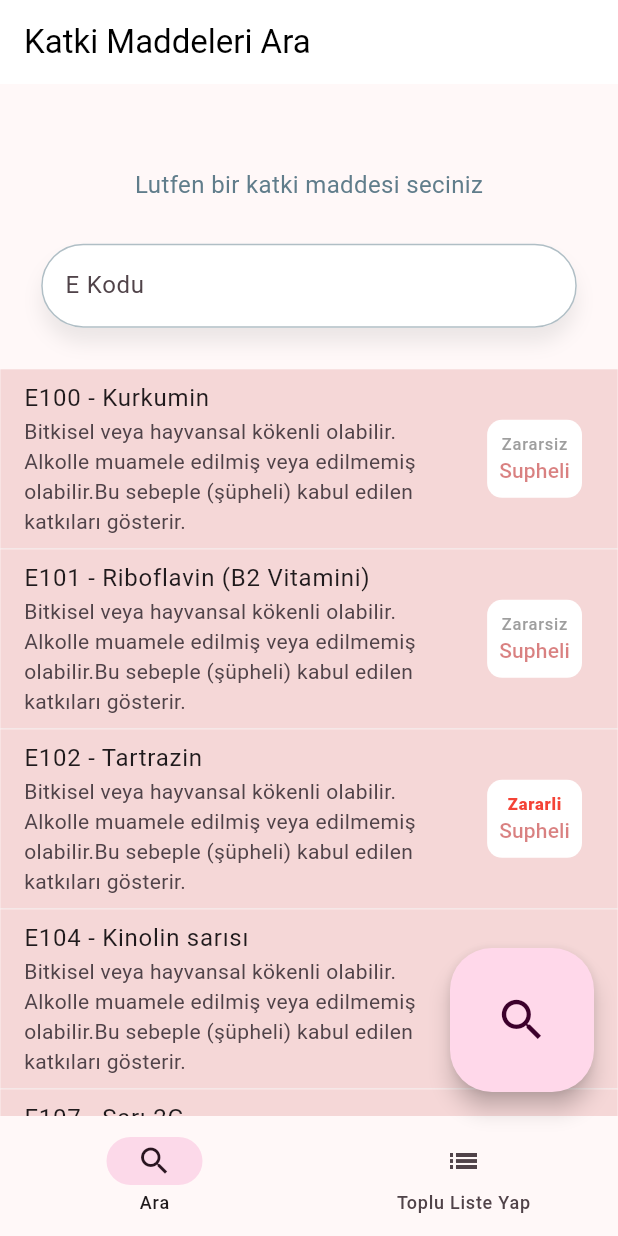
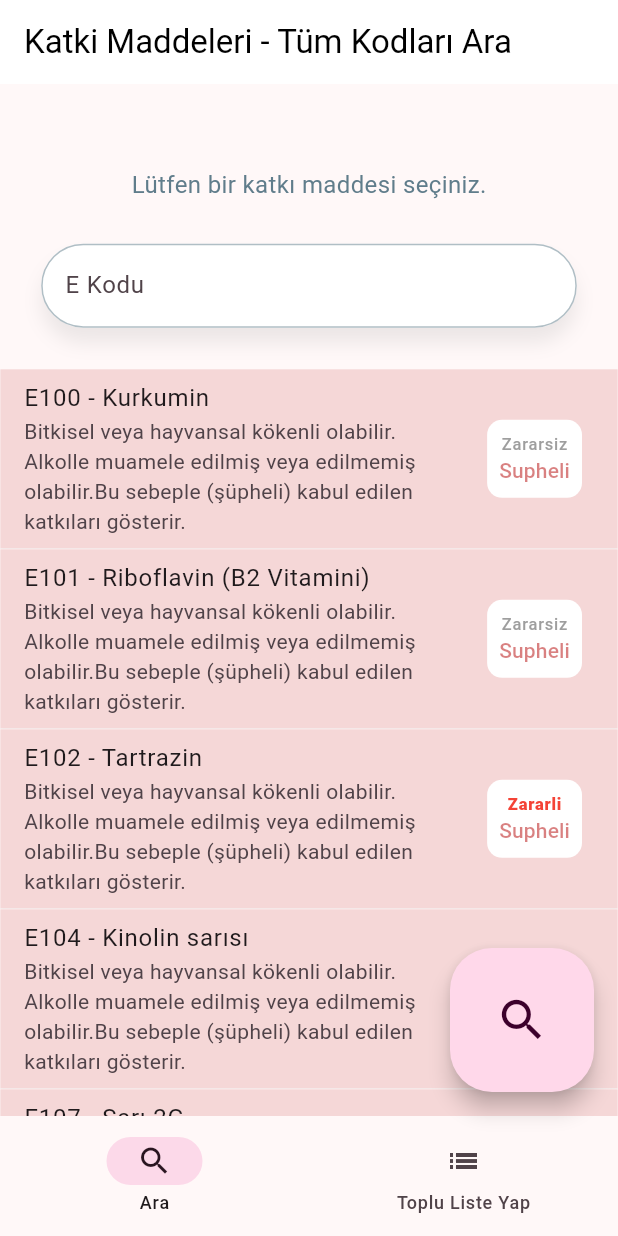
Before and after one commit to koltukutsu/Additives-Mobile-App, a Flutter app: the screen it shows after launch, on a phone screen of 412 x 824 dp. Run offline on Flutter 3.47's test engine with Material 2 defaults, Android fonts, the light colour scheme and no system bars; our stand-ins replace cloud_firestore, firebase_auth, searchfield, sizer; missing offline and left inert: wallet; accounts and stored records are empty; generated files the repository leaves out were written again.

Commit message:
Update: the app is translated to turkish characters

```diff
--- a/lib/presentation/screen/main/sub_screens/group_additives.dart
+++ b/lib/presentation/screen/main/sub_screens/group_additives.dart
@@ -40,7 +40,7 @@ class _GroupAdditivesScreenState extends State<GroupAdditiviesScreen> {
         elevation: 0,
         backgroundColor: Colors.white,
         title: const Text(
-          'Katki Maddeleri Toplu Liste Yap',
+          'Katkı Maddeleri - Toplu Liste Yap',
           style: TextStyle(
             color: Colors.black,
           ),
@@ -60,7 +60,7 @@ class _GroupAdditivesScreenState extends State<GroupAdditiviesScreen> {
               Padding(
                 padding: EdgeInsets.all(20.0.sp),
                 child: const Text(
-                  'Topluca Katki Maddelerine bakmak icin \nlutfen bir katki maddesi seciniz',
+                  'Topluca katkı maddelerine bakmak için \nlütfen bir katkı maddesi seçiniz.',
                   maxLines: 2,
                   textAlign: TextAlign.center,
                   style: TextStyle(fontSize: 16, color: Colors.blueGrey),
--- a/lib/presentation/screen/main/sub_screens/search_additives.dart
+++ b/lib/presentation/screen/main/sub_screens/search_additives.dart
@@ -53,7 +53,7 @@ class _SearchAdditivesScreenState extends State<SearchAdditivesScreen> {
         elevation: 0,
         backgroundColor: Colors.white,
         title: const Text(
-          'Katki Maddeleri Ara',
+          'Katki Maddeleri - Tüm Kodları Ara',
           style: TextStyle(
             color: Colors.black,
           ),
@@ -73,7 +73,7 @@ class _SearchAdditivesScreenState extends State<SearchAdditivesScreen> {
                   Padding(
                     padding: EdgeInsets.all(20.0.sp),
                     child: const Text(
-                      '\nLutfen bir katki maddesi seciniz',
+                      '\nLütfen bir katkı maddesi seçiniz.',
                       style: TextStyle(fontSize: 16, color: Colors.blueGrey),
                     ),
                   ),
@@ -232,7 +232,7 @@ class _SearchAdditivesScreenState extends State<SearchAdditivesScreen> {
                         },
                       )
                     : const Text(
-                        'Kayit Bulunamadi',
+                        'Kayıt Bulunamadı',
                         style: TextStyle(fontSize: 24),
                       ),
               );
```
